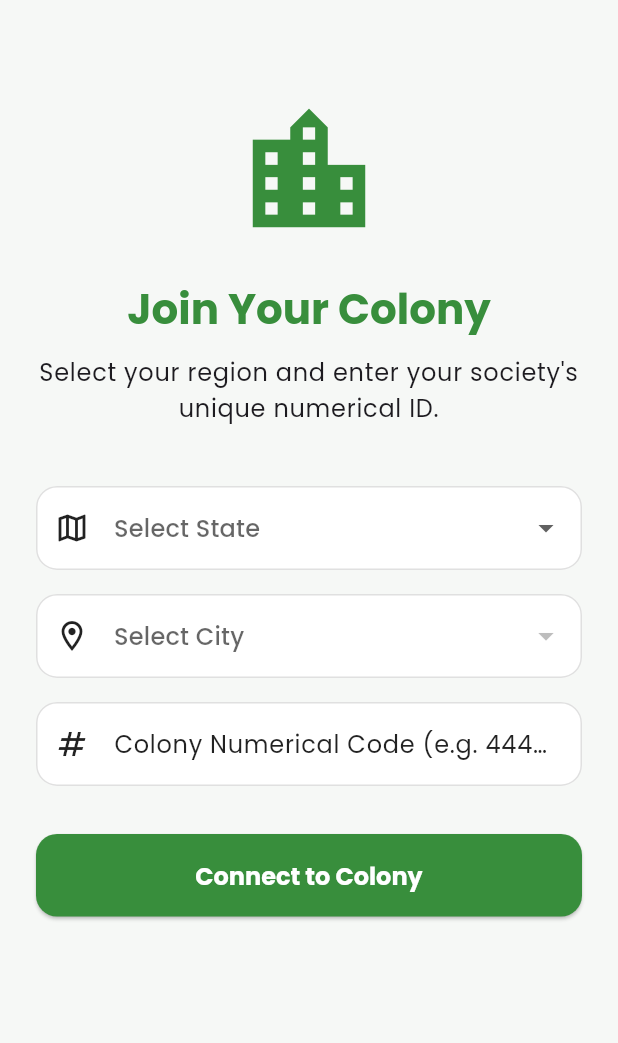
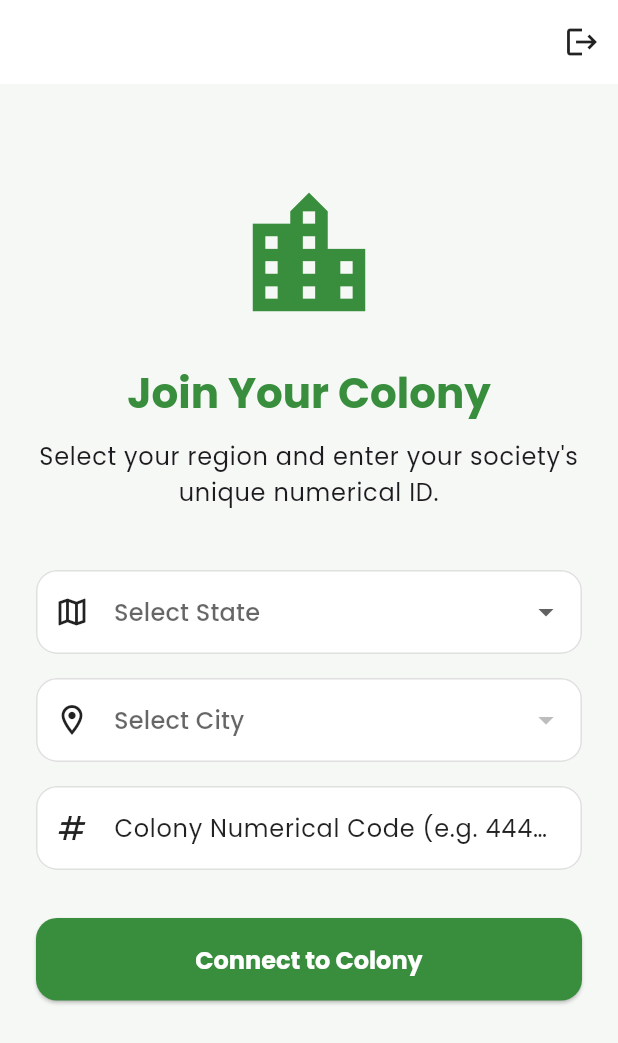
Before and after one commit to mehrishisarthak/urja_app, a Flutter app: the ColonyCodeScreen screen opened by its route, on a phone screen of 412 x 824 dp. Shown: the top 1043 px of the screen. Run offline on Flutter 3.47's test engine with Material 3 defaults, Android fonts, the phone set to English and light mode, and no system bars; our stand-ins replace cloud_firestore, firebase_auth, firebase_core, flutter_riverpod, go_router, google_fonts and 4 more; accounts and stored records are empty.

```diff
--- a/lib/features/waste_tracking/presentation/colony_code_screen.dart
+++ b/lib/features/waste_tracking/presentation/colony_code_screen.dart
@@ -1,3 +1,4 @@
+import 'package:firebase_auth/firebase_auth.dart';
 import 'package:flutter/material.dart';
 import 'package:flutter_riverpod/flutter_riverpod.dart';
 import 'package:urja/core/constants/urja_locations.dart';
@@ -54,6 +55,15 @@ class _ColonyCodeScreenState extends ConsumerState<ColonyCodeScreen> {
     });
 
     return Scaffold(
+      appBar: AppBar(
+        actions: [
+          IconButton(
+            icon: const Icon(Icons.logout),
+            tooltip: 'Logout',
+            onPressed: () => FirebaseAuth.instance.signOut(),
+          ),
+        ],
+      ),
       body: SafeArea(
         child: SingleChildScrollView(
           padding: const EdgeInsets.all(24.0),
```
Also changed, not shown: lib/carousal_screen.dart (+6 -9 lines), lib/features/authentication/presentation/login.dart (+2 -12 lines), lib/features/authentication/presentation/signup.dart (+2 -14 lines), lib/features/authentication/providers/onboarding_provider.dart (+9 -2 lines), firebase.json, lib/firebase_options.dart, 3 other files.
